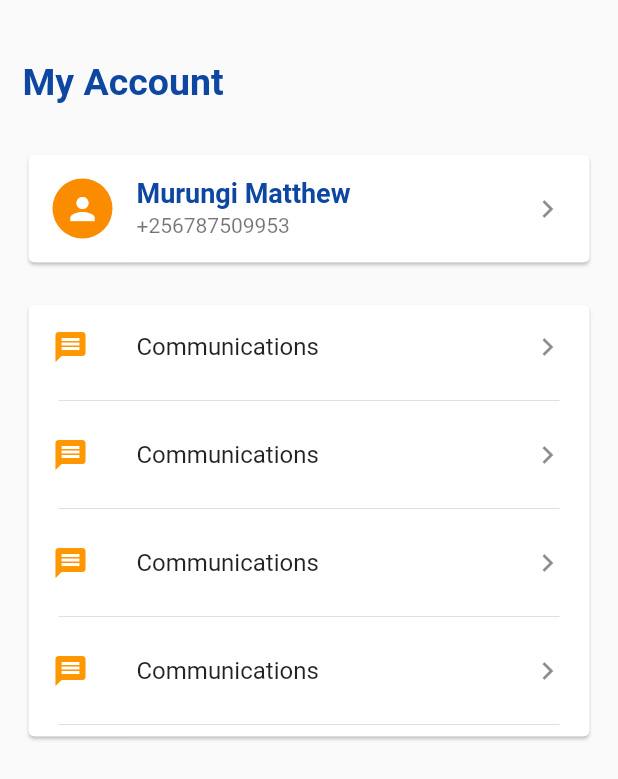
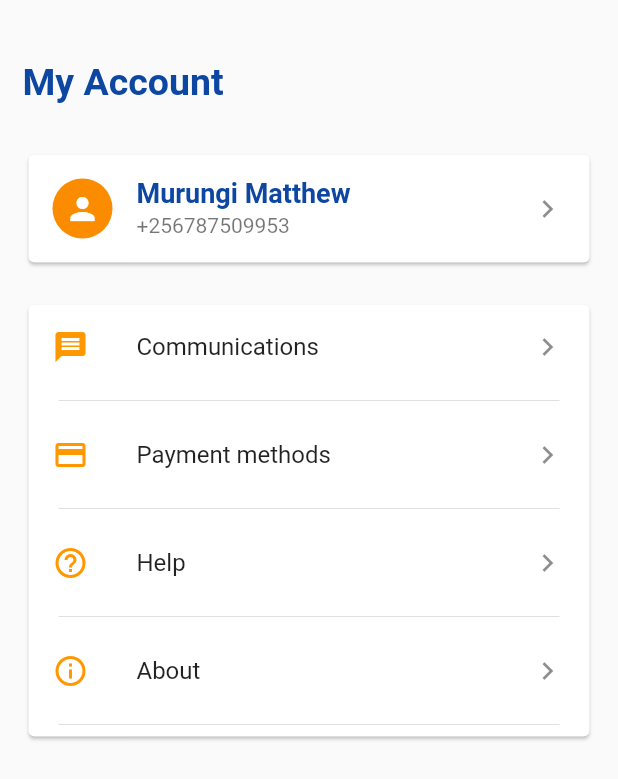
Before and after one commit to Matt-Murungi/safeboda_clone, a Flutter app: the MyAccount screen opened directly, on a phone screen of 412 x 824 dp. Shown: the top 779 px of the screen. Run offline on Flutter 3.47's test engine with Material 2 defaults, Android fonts, the phone set to English and light mode, and no system bars.

Commit message:
add account page

```diff
--- a/lib/components/home_component.dart
+++ b/lib/components/home_component.dart
@@ -4,14 +4,12 @@ import 'package:safeboda/components/main_options.dart';
 
 
 class HomeComponent extends StatelessWidget {
-  const HomeComponent({
-    @required this.size,
-  });
 
-  final Size size;
 
   @override
   Widget build(BuildContext context) {
+        Size size = MediaQuery.of(context).size;
+
     return SingleChildScrollView(
       child: Column(
         crossAxisAlignment: CrossAxisAlignment.center,
--- a/lib/constants/styles.dart
+++ b/lib/constants/styles.dart
@@ -6,3 +6,7 @@ Color kBalanceColor = Color.fromRGBO(58, 139, 103, 1);
 TextStyle kHeading =
     TextStyle(color: Colors.white, fontSize: 20, fontWeight: FontWeight.bold);
 Color kIconLabels = Colors.blue[900];
+var kListTitletextStyle = TextStyle(
+    color: Colors.blue[900], fontSize: 18, fontWeight: FontWeight.w600);
+var kAccountHeadingtextStyle = TextStyle(
+    color: Colors.blue[900], fontSize: 25, fontWeight: FontWeight.bold);
--- a/lib/main.dart
+++ b/lib/main.dart
@@ -1,6 +1,5 @@
 import 'package:flutter/material.dart';
 import 'package:safeboda/screens/home.dart';
-import 'package:safeboda/screens/my_account.dart';
 
 void main() {
   runApp(MyApp());
@@ -15,7 +14,7 @@ class MyApp extends StatelessWidget {
         primarySwatch: Colors.blue,
         visualDensity: VisualDensity.adaptivePlatformDensity,
       ),
-      home: MyAccount(),
+      home: MyHomePage(),
     );
   }
 }
--- a/lib/screens/my_account.dart
+++ b/lib/screens/my_account.dart
@@ -17,11 +17,11 @@ class MyAccount extends StatelessWidget {
                         children: <Widget>[
                           Padding(
                             padding: const EdgeInsets.only(bottom: 30),
-                child: Text("My Account", style: TextStyle(color: Colors.blue[900], fontSize: 25, fontWeight: FontWeight.bold),),
+                            child: Text("My Account", style: kAccountHeadingtextStyle,),
                   ),
                   Card(
                     child: ListTile(
-                  title: Text("Murungi Matthew", style: TextStyle(color:Colors.blue[900], fontSize: 18, fontWeight: FontWeight.w600 ),),
+                      title: Text("Murungi Matthew", style: kListTitletextStyle,),
                   subtitle: Text("+256787509953"),
                   leading: CircleAvatar(
                     backgroundColor: kMainColour,
@@ -42,16 +42,16 @@ class MyAccount extends StatelessWidget {
                       icon: Icons.message,
                     ),
                     AccountListTile(
-                      label: "Communications",
-                      icon: Icons.message,
+                      label: "Payment methods",
+                      icon: Icons.payment,
                     ),
                     AccountListTile(
-                      label: "Communications",
-                      icon: Icons.message,
+                      label: "Help",
+                      icon: Icons.help_outline,
                     ),
                     AccountListTile(
-                      label: "Communications",
-                      icon: Icons.message,
+                      label: "About",
+                      icon: Icons.info_outline,
                     )
                   ],
                 ),
```
Also changed, not shown: lib/screens/home.dart (+32 -13 lines), lib/screens/order.dart (added, +10 -0 lines). Lines whose indentation alone changed are shown as unchanged.
